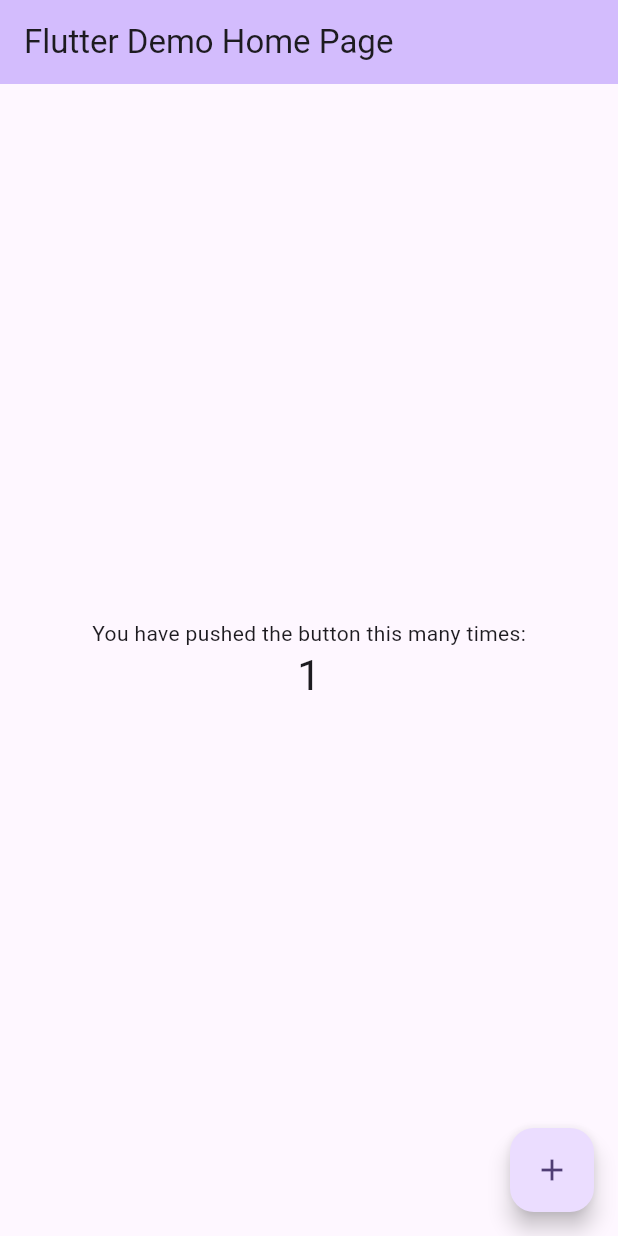
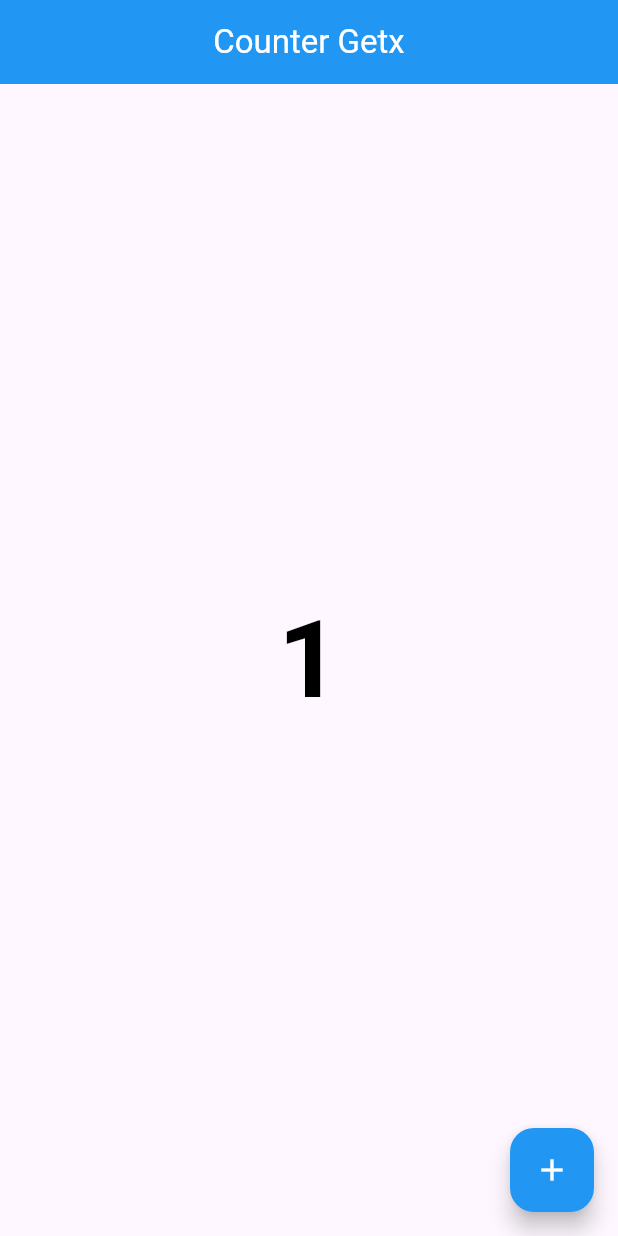
Before and after one commit to MouBiswas16/counter_getx, a Flutter app: the screen it shows after launch, after a tap on the "add" icon, on a phone screen of 412 x 824 dp. Run offline on Flutter 3.47's test engine with Material 3 defaults, Android fonts, the light colour scheme and no system bars.

Commit message:
without getx

```diff
--- a/lib/main.dart
+++ b/lib/main.dart
@@ -1,3 +1,4 @@
+import 'package:counter_getx/screens/home_screen.dart';
 import 'package:flutter/material.dart';
 
 void main() {
@@ -7,116 +8,12 @@ void main() {
 class MyApp extends StatelessWidget {
   const MyApp({super.key});
 
-  // This widget is the root of your application.
   @override
   Widget build(BuildContext context) {
     return MaterialApp(
-      title: 'Flutter Demo',
-      theme: ThemeData(
-        // This is the theme of your application.
-        //
-        // TRY THIS: Try running your application with "flutter run". You'll see
-        // the application has a purple toolbar. Then, without quitting the app,
-        // try changing the seedColor in the colorScheme below to Colors.green
-        // and then invoke "hot reload" (save your changes or press the "hot
-        // reload" button in a Flutter-supported IDE, or press "r" if you used
-        // the command line to start the app).
-        //
-        // Notice that the counter didn't reset back to zero; the application
-        // state is not lost during the reload. To reset the state, use hot
-        // restart instead.
-        //
-        // This works for code too, not just values: Most code changes can be
-        // tested with just a hot reload.
-        colorScheme: ColorScheme.fromSeed(seedColor: Colors.deepPurple),
-      ),
-      home: const MyHomePage(title: 'Flutter Demo Home Page'),
+      title: 'Counter Getx',
+      debugShowCheckedModeBanner: false,
+      home: HomeScreen(),
     );
   }
 }
-
-class MyHomePage extends StatefulWidget {
-  const MyHomePage({super.key, required this.title});
-
-  // This widget is the home page of your application. It is stateful, meaning
-  // that it has a State object (defined below) that contains fields that affect
-  // how it looks.
-
-  // This class is the configuration for the state. It holds the values (in this
-  // case the title) provided by the parent (in this case the App widget) and
-  // used by the build method of the State. Fields in a Widget subclass are
-  // always marked "final".
-
-  final String title;
-
-  @override
-  State<MyHomePage> createState() => _MyHomePageState();
-}
-
-class _MyHomePageState extends State<MyHomePage> {
-  int _counter = 0;
-
-  void _incrementCounter() {
-    setState(() {
-      // This call to setState tells the Flutter framework that something has
-      // changed in this State, which causes it to rerun the build method below
-      // so that the display can reflect the updated values. If we changed
-      // _counter without calling setState(), then the build method would not be
-      // called again, and so nothing would appear to happen.
-      _counter++;
-    });
-  }
-
-  @override
-  Widget build(BuildContext context) {
-    // This method is rerun every time setState is called, for instance as done
-    // by the _incrementCounter method above.
-    //
-    // The Flutter framework has been optimized to make rerunning build methods
-    // fast, so that you can just rebuild anything that needs updating rather
-    // than having to individually change instances of widgets.
-    return Scaffold(
-      appBar: AppBar(
-        // TRY THIS: Try changing the color here to a specific color (to
-        // Colors.amber, perhaps?) and trigger a hot reload to see the AppBar
-        // change color while the other colors stay the same.
-        backgroundColor: Theme.of(context).colorScheme.inversePrimary,
-        // Here we take the value from the MyHomePage object that was created by
-        // the App.build method, and use it to set our appbar title.
-        title: Text(widget.title),
-      ),
-      body: Center(
-        // Center is a layout widget. It takes a single child and positions it
-        // in the middle of the parent.
-        child: Column(
-          // Column is also a layout widget. It takes a list of children and
-          // arranges them vertically. By default, it sizes itself to fit its
-          // children horizontally, and tries to be as tall as its parent.
-          //
-          // Column has various properties to control how it sizes itself and
-          // how it positions its children. Here we use mainAxisAlignment to
-          // center the children vertically; the main axis here is the vertical
-          // axis because Columns are vertical (the cross axis would be
-          // horizontal).
-          //
-          // TRY THIS: Invoke "debug painting" (choose the "Toggle Debug Paint"
-          // action in the IDE, or press "p" in the console), to see the
-          // wireframe for each widget.
-          mainAxisAlignment: MainAxisAlignment.center,
-          children: <Widget>[
-            const Text('You have pushed the button this many times:'),
-            Text(
-              '$_counter',
-              style: Theme.of(context).textTheme.headlineMedium,
-            ),
-          ],
-        ),
-      ),
-      floatingActionButton: FloatingActionButton(
-        onPressed: _incrementCounter,
-        tooltip: 'Increment',
-        child: const Icon(Icons.add),
-      ), // This trailing comma makes auto-formatting nicer for build methods.
-    );
-  }
-}
--- /dev/null
+++ b/lib/screens/home_screen.dart
@@ -0,0 +1,47 @@
+import 'package:flutter/material.dart';
+
+class HomeScreen extends StatefulWidget {
+  const HomeScreen({super.key});
+
+  @override
+  State<HomeScreen> createState() => _MyWidgetState();
+}
+
+class _MyWidgetState extends State<HomeScreen> {
+  int counter = 0;
+  @override
+  void initState() {
+    // TODO: implement initState
+    super.initState();
+  }
+
+  @override
+  Widget build(BuildContext context) {
+    print("rebuild");
+    return Scaffold(
+      appBar: AppBar(
+        centerTitle: true,
+        backgroundColor: Colors.blue,
+        title: Text("Counter Getx", style: TextStyle(color: Colors.white)),
+      ),
+      body: Center(
+        child: Text(
+          counter.toString(),
+          style: TextStyle(
+            color: Colors.black,
+            fontSize: 72,
+            fontWeight: FontWeight.bold,
+          ),
+        ),
+      ),
+      floatingActionButton: FloatingActionButton(
+        backgroundColor: Colors.blue,
+        child: Icon(Icons.add, color: Colors.white),
+        onPressed: () {
+          counter++;
+          setState(() {});
+        },
+      ),
+    );
+  }
+}
```
